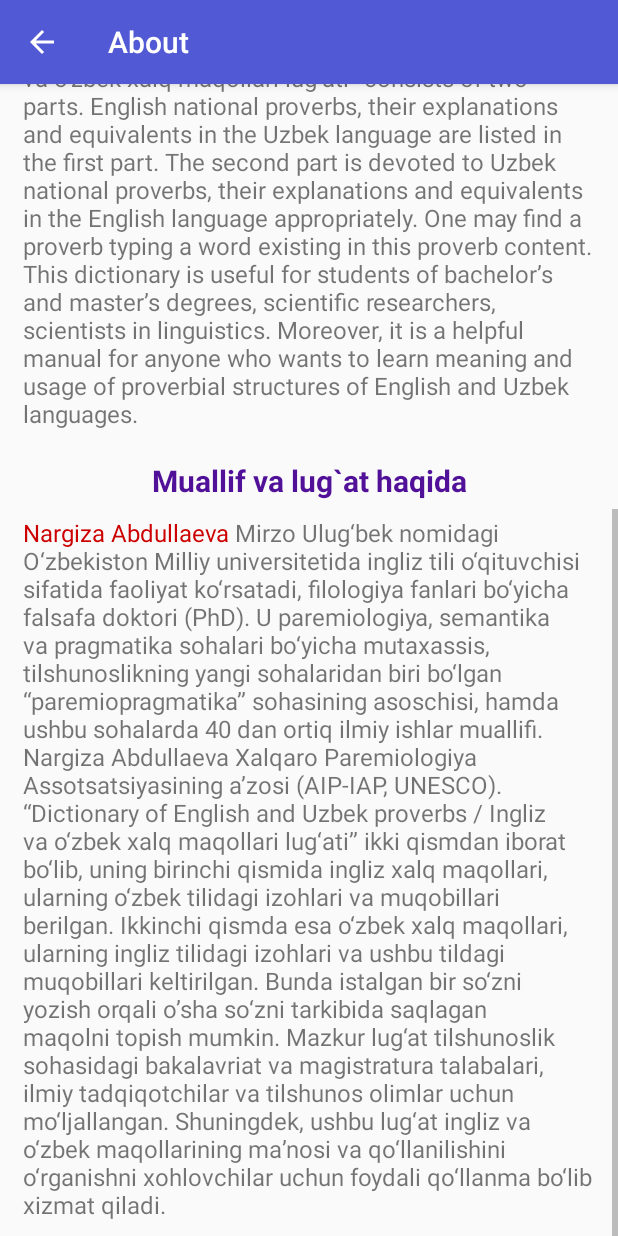
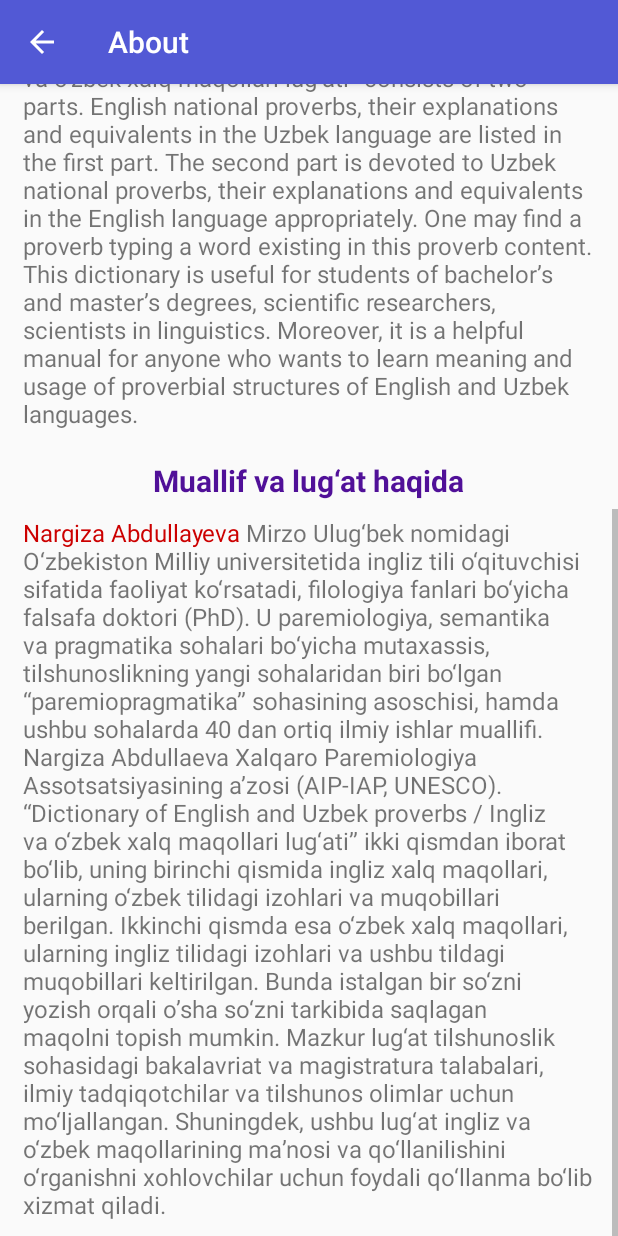
Before and after one commit to Temur95/Proverb-Dictionary, an Android app: the AboutActivity screen opened directly, with no data from a screen before it, scrolled down 449 dp, on a phone screen of 412 x 824 dp. Run offline under Robolectric (Android 15) with nearby library versions, the phone set to English and light mode, and no system bars; our stand-ins replace ButterKnife.

Commit message:
change about page

```diff
--- a/app/src/main/java/com/temur/myword/ui/FirstActivity.java
+++ b/app/src/main/java/com/temur/myword/ui/FirstActivity.java
@@ -17,10 +17,6 @@ public class FirstActivity extends AppCompatActivity {
         super.onCreate(savedInstanceState);
         setContentView(R.layout.activity_first);
 
-        if (Build.VERSION.SDK_INT >= Build.VERSION_CODES.KITKAT) {
-                getWindow().getDecorView().setSystemUiVisibility(View.SYSTEM_UI_FLAG_LIGHT_STATUS_BAR);
-        }
-
         new CountDownTimer(2000, 1000){
 
             @Override
--- a/app/src/main/res/layout/activity_about.xml
+++ b/app/src/main/res/layout/activity_about.xml
@@ -73,7 +73,7 @@
                 android:textSize="20sp"
                 android:textStyle="bold"
                 android:textColor="@color/dark_blue"
-                android:text="Muallif va lug`at haqida"
+                android:text="Muallif va lug‘at haqida"
                 app:layout_constraintTop_toBottomOf="@+id/text_full_en"
                 app:layout_constraintLeft_toLeftOf="parent"
                 app:layout_constraintRight_toRightOf="parent"
--- a/app/src/main/res/layout/activity_first.xml
+++ b/app/src/main/res/layout/activity_first.xml
@@ -3,6 +3,7 @@
     android:layout_width="match_parent"
     android:layout_height="match_parent"
     xmlns:app="http://schemas.android.com/apk/res-auto"
+    android:background="@color/colorPrimary"
     android:animateLayoutChanges="true">
     <ImageView
         android:id="@+id/image_app_logo"
@@ -23,7 +24,7 @@
         android:gravity="center_horizontal"
         android:textSize="28sp"
         android:textStyle="bold"
-        android:textColor="@color/red"
+        android:textColor="@color/white"
         android:text="Dictionary of English and Uzbek proverbs"
         app:layout_constraintBottom_toTopOf="@+id/image_app_logo"
         />
@@ -36,7 +37,7 @@
         android:gravity="center_horizontal"
         android:textSize="28sp"
         android:textStyle="bold"
-        android:textColor="@color/red"
+        android:textColor="@color/white"
         android:text="Ingliz va o`zbek xalq maqollari lug`ati"
         app:layout_constraintTop_toBottomOf="@+id/image_app_logo"
         />
--- a/app/src/main/res/layout/activity_main.xml
+++ b/app/src/main/res/layout/activity_main.xml
@@ -21,7 +21,7 @@
             android:layout_height="wrap_content"
             android:layout_marginLeft="30dp"
             android:layout_marginRight="30dp"
-            android:layout_marginBottom="30dp"
+            android:layout_marginBottom="20dp"
             android:paddingLeft="10dp"
             android:paddingRight="10dp"
             android:paddingTop="5dp"
--- a/app/src/main/res/values/strings.xml
+++ b/app/src/main/res/values/strings.xml
@@ -3,5 +3,5 @@
     <string name="enter_text_en">Dictionary of English and Uzbek proverbs</string>
     <string name="enter_text_uz">Ingliz va o`zbek xalq maqollari lug`ati</string>
     <string name="full_text_en"><font color="#CC0000">Nargiza Abdullaeva</font> is an English language teacher and PhD in Philology at National University of Uzbekistan named after Mirzo Ulughbek. She is a specialist in paremiology, semantics and pragmatics, the founder of “paremiopragmatics” – one of the new fields of linguistics, and published more than 40 scientific works in the fields. Nargiza Abdullaeva is a member of International Association of Paremiology (AIP-IAP, UNESCO).\n“Dictionary of English and Uzbek proverbs / Ingliz va o‘zbek xalq maqollari lug‘ati” consists of two parts. English national proverbs, their explanations and equivalents in the Uzbek language are listed in the first part. The second part is devoted to Uzbek national proverbs, their explanations and equivalents in the English language appropriately. One may find a proverb typing a word existing in this proverb content. This dictionary is useful for students of bachelor’s and master’s degrees, scientific researchers, scientists in linguistics. Moreover, it is a helpful manual for anyone who wants to learn meaning and usage of proverbial structures of English and Uzbek languages.</string>
-    <string name="full_text_uz"><font color="#CC0000">Nargiza Abdullaeva</font> Mirzo Ulug‘bek nomidagi O‘zbekiston Milliy universitetida ingliz tili o‘qituvchisi sifatida faoliyat ko‘rsatadi, filologiya fanlari bo‘yicha falsafa doktori (PhD). U paremiologiya, semantika va pragmatika sohalari bo‘yicha mutaxassis, tilshunoslikning yangi sohalaridan biri bo‘lgan “paremiopragmatika” sohasining asoschisi, hamda ushbu sohalarda 40 dan ortiq ilmiy ishlar muallifi. Nargiza Abdullaeva Xalqaro Paremiologiya Assotsatsiyasining a’zosi (AIP-IAP, UNESCO).\n“Dictionary of English and Uzbek proverbs / Ingliz va o‘zbek xalq maqollari lug‘ati” ikki qismdan iborat bo‘lib, uning birinchi qismida ingliz xalq maqollari, ularning o‘zbek tilidagi izohlari va muqobillari berilgan. Ikkinchi qismda esa o‘zbek xalq maqollari, ularning ingliz tilidagi izohlari va ushbu tildagi muqobillari keltirilgan. Bunda istalgan bir so‘zni yozish orqali o’sha so‘zni tarkibida saqlagan maqolni topish mumkin. Mazkur lug‘at tilshunoslik sohasidagi bakalavriat va magistratura talabalari, ilmiy tadqiqotchilar va tilshunos olimlar uchun mo‘ljallangan. Shuningdek, ushbu lug‘at ingliz va o‘zbek maqollarining ma’nosi va qo‘llanilishini o‘rganishni xohlovchilar uchun foydali qo‘llanma bo‘lib xizmat qiladi.</string>
+    <string name="full_text_uz"><font color="#CC0000">Nargiza Abdullayeva</font> Mirzo Ulug‘bek nomidagi O‘zbekiston Milliy universitetida ingliz tili o‘qituvchisi sifatida faoliyat ko‘rsatadi, filologiya fanlari bo‘yicha falsafa doktori (PhD). U paremiologiya, semantika va pragmatika sohalari bo‘yicha mutaxassis, tilshunoslikning yangi sohalaridan biri bo‘lgan “paremiopragmatika” sohasining asoschisi, hamda ushbu sohalarda 40 dan ortiq ilmiy ishlar muallifi. Nargiza Abdullaeva Xalqaro Paremiologiya Assotsatsiyasining a’zosi (AIP-IAP, UNESCO).\n“Dictionary of English and Uzbek proverbs / Ingliz va o‘zbek xalq maqollari lug‘ati” ikki qismdan iborat bo‘lib, uning birinchi qismida ingliz xalq maqollari, ularning o‘zbek tilidagi izohlari va muqobillari berilgan. Ikkinchi qismda esa o‘zbek xalq maqollari, ularning ingliz tilidagi izohlari va ushbu tildagi muqobillari keltirilgan. Bunda istalgan bir so‘zni yozish orqali o’sha so‘zni tarkibida saqlagan maqolni topish mumkin. Mazkur lug‘at tilshunoslik sohasidagi bakalavriat va magistratura talabalari, ilmiy tadqiqotchilar va tilshunos olimlar uchun mo‘ljallangan. Shuningdek, ushbu lug‘at ingliz va o‘zbek maqollarining ma’nosi va qo‘llanilishini o‘rganishni xohlovchilar uchun foydali qo‘llanma bo‘lib xizmat qiladi.</string>
 </resources>
--- a/app/src/main/res/values/styles.xml
+++ b/app/src/main/res/values/styles.xml
@@ -9,7 +9,7 @@
     </style>
     <style name="first" parent="Theme.AppCompat.Light.NoActionBar">
         <!-- Customize your theme here. -->
-        <item name="colorPrimaryDark">@color/default_gray</item>
+        <item name="colorPrimaryDark">@color/colorPrimary</item>
 
     </style>
 
```
